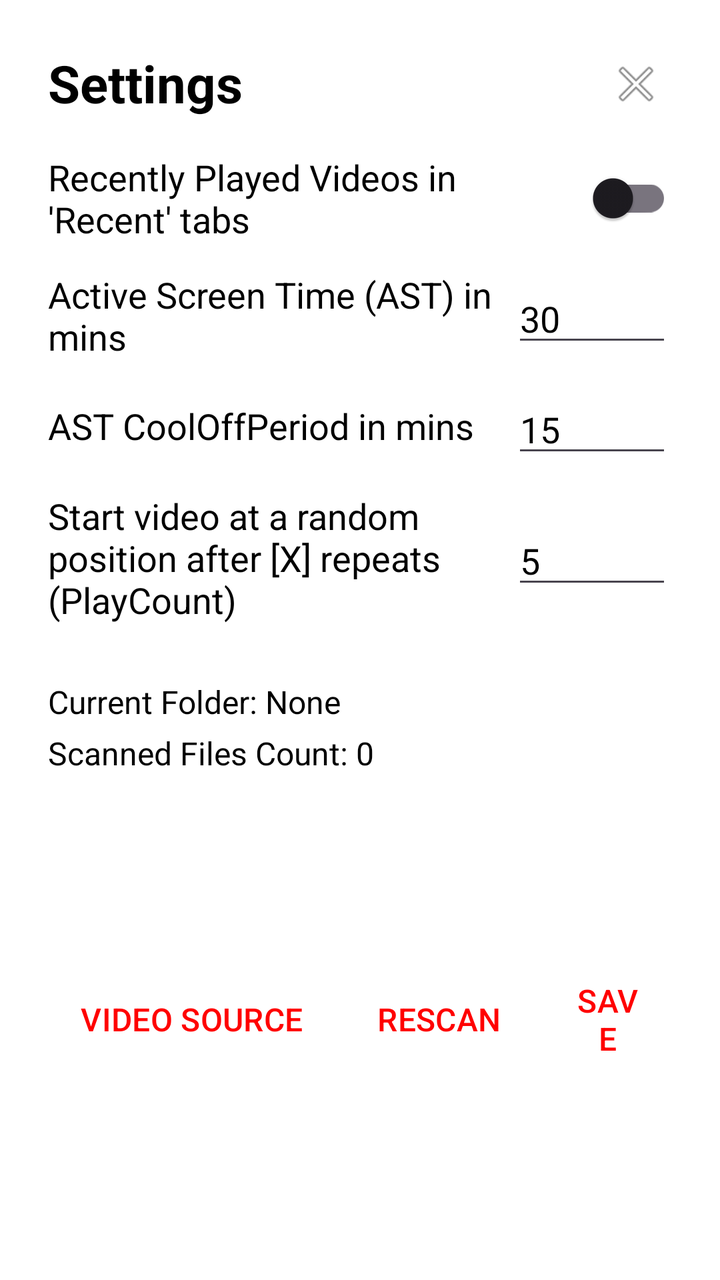
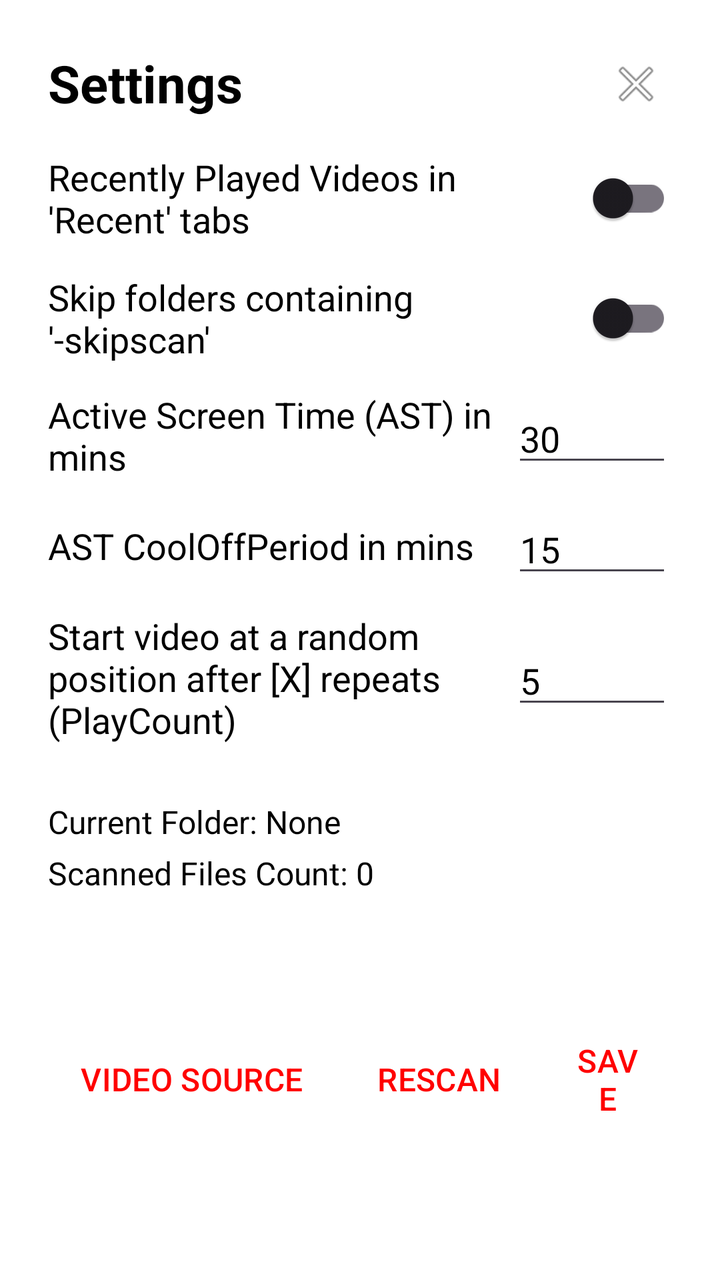

Compare the two renders of this Android layout. The source of the first and the diff that turns it into the second are given below.
<!-- AndroidManifest.xml: application theme Theme.PPGYouTubeKids -->
<!-- res/layout/dialog_settings.xml -->
<?xml version="1.0" encoding="utf-8"?>
<androidx.constraintlayout.widget.ConstraintLayout xmlns:android="http://schemas.android.com/apk/res/android"
    xmlns:app="http://schemas.android.com/apk/res-auto"
    android:layout_width="match_parent"
    android:layout_height="wrap_content"
    android:minWidth="792dp"
    android:padding="24dp"
    android:background="@android:color/white">

    <TextView
        android:id="@+id/dialogTitle"
        android:layout_width="wrap_content"
        android:layout_height="wrap_content"
        android:text="Settings"
        android:textSize="26sp"
        android:textStyle="bold"
        android:textColor="@android:color/black"
        app:layout_constraintStart_toStartOf="parent"
        app:layout_constraintTop_toTopOf="parent" />

    <ImageButton
        android:id="@+id/btnCloseX"
        android:layout_width="36dp"
        android:layout_height="36dp"
        android:background="?attr/selectableItemBackgroundBorderless"
        android:src="@android:drawable/ic_menu_close_clear_cancel"
        android:scaleType="fitCenter"
        android:padding="4dp"
        app:layout_constraintEnd_toEndOf="parent"
        app:layout_constraintTop_toTopOf="parent"
        android:contentDescription="Close" />

    <ScrollView
        android:id="@+id/settingsScroll"
        android:layout_width="0dp"
        android:layout_height="wrap_content"
        android:layout_marginTop="16dp"
        app:layout_constraintEnd_toEndOf="parent"
        app:layout_constraintStart_toStartOf="parent"
        app:layout_constraintTop_toBottomOf="@id/dialogTitle">

        <LinearLayout
            android:layout_width="match_parent"
            android:layout_height="wrap_content"
            android:orientation="vertical">

            
            <LinearLayout
                android:layout_width="match_parent"
                android:layout_height="wrap_content"
                android:orientation="horizontal"
                android:gravity="center_vertical"
                android:paddingBottom="12dp">
                <TextView
                    android:layout_width="0dp"
                    android:layout_height="wrap_content"
                    android:layout_weight="1"
                    android:text="Recently Played Videos in 'Recent' tabs"
                    android:textColor="@android:color/black"
                    android:textSize="18sp" />
                <androidx.appcompat.widget.SwitchCompat
                    android:id="@+id/switchShowRecent"
                    android:layout_width="wrap_content"
                    android:layout_height="wrap_content"
                    android:checked="false" />
            </LinearLayout>

            
            <LinearLayout
                android:layout_width="match_parent"
                android:layout_height="wrap_content"
                android:orientation="horizontal"
                android:gravity="center_vertical"
                android:paddingBottom="12dp">
                <TextView
                    android:layout_width="0dp"
                    android:layout_height="wrap_content"
                    android:layout_weight="1"
                    android:text="Active Screen Time (AST) in mins"
                    android:textColor="@android:color/black"
                    android:textSize="18sp" />
                <EditText
                    android:id="@+id/editAST"
                    android:layout_width="80dp"
                    android:layout_height="wrap_content"
                    android:inputType="number"
                    android:text="30"
                    android:textAlignment="center"
                    android:textSize="18sp"
                    android:textColor="@android:color/black" />
            </LinearLayout>

            
            <LinearLayout
                android:layout_width="match_parent"
                android:layout_height="wrap_content"
                android:orientation="horizontal"
                android:gravity="center_vertical"
                android:paddingBottom="12dp">
                <TextView
                    android:layout_width="0dp"
                    android:layout_height="wrap_content"
                    android:layout_weight="1"
                    android:text="AST CoolOffPeriod in mins"
                    android:textColor="@android:color/black"
                    android:textSize="18sp" />
                <EditText
                    android:id="@+id/editCoolOffPeriod"
                    android:layout_width="80dp"
                    android:layout_height="wrap_content"
                    android:inputType="number"
                    android:text="15"
                    android:textAlignment="center"
                    android:textSize="18sp"
                    android:textColor="@android:color/black" />
            </LinearLayout>

            
            <LinearLayout
                android:layout_width="match_parent"
                android:layout_height="wrap_content"
                android:orientation="horizontal"
                android:gravity="center_vertical"
                android:paddingBottom="12dp">
                <TextView
                    android:layout_width="0dp"
                    android:layout_height="wrap_content"
                    android:layout_weight="1"
                    android:text="Start video at a random position after [X] repeats (PlayCount)"
                    android:textColor="@android:color/black"
                    android:textSize="18sp" />
                <EditText
                    android:id="@+id/editRandomThreshold"
                    android:layout_width="80dp"
                    android:layout_height="wrap_content"
                    android:inputType="number"
                    android:text="5"
                    android:textAlignment="center"
                    android:textSize="18sp"
                    android:textColor="@android:color/black" />
            </LinearLayout>

        </LinearLayout>
    </ScrollView>

    <ProgressBar
        android:id="@+id/dialogProgressBar"
        style="?android:attr/progressBarStyleHorizontal"
        android:layout_width="0dp"
        android:layout_height="wrap_content"
        android:layout_marginTop="8dp"
        android:indeterminate="true"
        android:visibility="gone"
        app:layout_constraintEnd_toEndOf="parent"
        app:layout_constraintStart_toStartOf="parent"
        app:layout_constraintTop_toBottomOf="@id/settingsScroll" />

    
    <TextView
        android:id="@+id/txtCurrentFolder"
        android:layout_width="0dp"
        android:layout_height="wrap_content"
        android:layout_marginTop="16dp"
        android:text="Current Folder: None"
        android:textColor="@android:color/black"
        android:textSize="16sp"
        app:layout_constraintEnd_toEndOf="parent"
        app:layout_constraintStart_toStartOf="parent"
        app:layout_constraintTop_toBottomOf="@id/dialogProgressBar" />

    <TextView
        android:id="@+id/txtVideoCount"
        android:layout_width="0dp"
        android:layout_height="wrap_content"
        android:layout_marginTop="4dp"
        android:text="Scanned Files Count: 0"
        android:textColor="@android:color/black"
        android:textSize="16sp"
        app:layout_constraintEnd_toEndOf="parent"
        app:layout_constraintStart_toStartOf="parent"
        app:layout_constraintTop_toBottomOf="@id/txtCurrentFolder" />

    <LinearLayout
        android:id="@+id/buttonContainer"
        android:layout_width="0dp"
        android:layout_height="wrap_content"
        android:layout_marginTop="16dp"
        android:orientation="horizontal"
        android:gravity="center"
        app:layout_constraintBottom_toBottomOf="parent"
        app:layout_constraintEnd_toEndOf="parent"
        app:layout_constraintStart_toStartOf="parent"
        app:layout_constraintTop_toBottomOf="@id/txtVideoCount">

        <com.google.android.material.button.MaterialButton
            android:id="@+id/btnSelectFolder"
            style="@style/Widget.Material3.Button.TextButton"
            android:layout_width="wrap_content"
            android:layout_height="wrap_content"
            android:text="VIDEO SOURCE"
            android:textSize="16sp"
            android:textColor="@color/ytk_primary_red"
            android:textAllCaps="true"
            android:padding="8dp"
            android:layout_marginHorizontal="8dp" />

        <com.google.android.material.button.MaterialButton
            android:id="@+id/btnRescan"
            style="@style/Widget.Material3.Button.TextButton"
            android:layout_width="wrap_content"
            android:layout_height="wrap_content"
            android:text="RESCAN"
            android:textSize="16sp"
            android:textColor="@color/ytk_primary_red"
            android:textAllCaps="true"
            android:padding="8dp"
            android:layout_marginHorizontal="8dp" />

        <com.google.android.material.button.MaterialButton
            android:id="@+id/btnSave"
            style="@style/Widget.Material3.Button.TextButton"
            android:layout_width="wrap_content"
            android:layout_height="wrap_content"
            android:text="SAVE"
            android:textSize="16sp"
            android:textColor="@color/ytk_primary_red"
            android:textAllCaps="true"
            android:padding="8dp"
            android:layout_marginHorizontal="8dp" />

    </LinearLayout>

</androidx.constraintlayout.widget.ConstraintLayout>
<!-- resources referenced by this layout -->
<resources>
  <color name="ytk_primary_red">#FF0000</color>
  <style name="Theme.PPGYouTubeKids" parent="Base.Theme.PPGYouTubeKids" />
  <style name="Base.Theme.PPGYouTubeKids" parent="Theme.Material3.Light.NoActionBar">
          <item name="colorPrimary">@color/ytk_primary_red</item>
          <item name="colorSecondary">@color/ytk_cyan</item>
          <item name="android:windowBackground">@color/ytk_background</item>
          <item name="android:statusBarColor">@color/ytk_primary_red</item>
      </style>
  <color name="ytk_cyan">#00BCD4</color>
  <color name="ytk_background">#FFF8E1</color>
</resources>

<!-- the commit's change to res/layout/dialog_settings.xml (unified diff, before → after) -->
@@ -76,6 +76,27 @@
                     android:layout_width="0dp"
                     android:layout_height="wrap_content"
                     android:layout_weight="1"
+                    android:text="Skip folders containing '-skipscan'"
+                    android:textColor="@android:color/black"
+                    android:textSize="18sp" />
+                <androidx.appcompat.widget.SwitchCompat
+                    android:id="@+id/switchSkipScan"
+                    android:layout_width="wrap_content"
+                    android:layout_height="wrap_content"
+                    android:checked="false" />
+            </LinearLayout>
+
+            
+            <LinearLayout
+                android:layout_width="match_parent"
+                android:layout_height="wrap_content"
+                android:orientation="horizontal"
+                android:gravity="center_vertical"
+                android:paddingBottom="12dp">
+                <TextView
+                    android:layout_width="0dp"
+                    android:layout_height="wrap_content"
+                    android:layout_weight="1"
                     android:text="Active Screen Time (AST) in mins"
                     android:textColor="@android:color/black"
                     android:textSize="18sp" />
